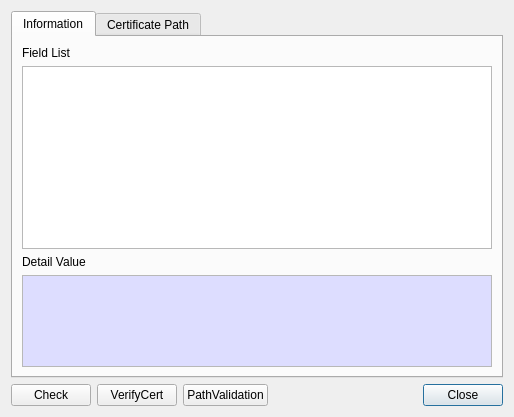
The window that CertMan/cert_info_dlg.ui (jykim74/CertMan) describes before a commit, drawn with Qt 5.
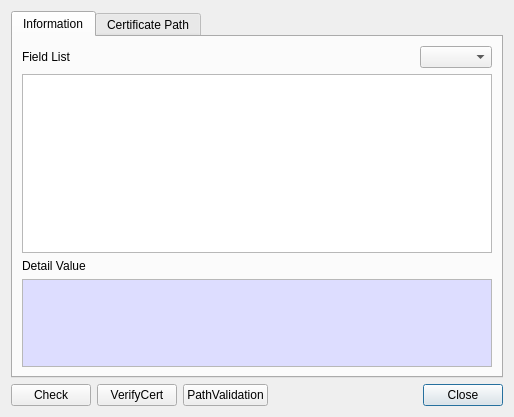
The same window after the commit.

Diff of the .ui file:
```diff
--- a/CertMan/cert_info_dlg.ui
+++ b/CertMan/cert_info_dlg.ui
@@ -24,24 +24,7 @@
        <string>Information</string>
       </attribute>
       <layout class="QGridLayout" name="gridLayout_2">
-       <item row="0" column="0">
-        <widget class="QLabel" name="label">
-         <property name="text">
-          <string>Field List</string>
-         </property>
-        </widget>
-       </item>
-       <item row="1" column="0">
-        <widget class="QTableWidget" name="mFieldTable"/>
-       </item>
-       <item row="2" column="0">
-        <widget class="QLabel" name="label_2">
-         <property name="text">
-          <string>Detail Value</string>
-         </property>
-        </widget>
-       </item>
-       <item row="3" column="0">
+       <item row="4" column="0">
         <widget class="QPlainTextEdit" name="mDetailText">
          <property name="maximumSize">
           <size>
@@ -91,6 +74,46 @@
          </property>
         </widget>
        </item>
+       <item row="3" column="0">
+        <widget class="QLabel" name="label_2">
+         <property name="text">
+          <string>Detail Value</string>
+         </property>
+        </widget>
+       </item>
+       <item row="2" column="0">
+        <widget class="QTableWidget" name="mFieldTable"/>
+       </item>
+       <item row="0" column="0">
+        <layout class="QGridLayout" name="gridLayout_4">
+         <property name="topMargin">
+          <number>0</number>
+         </property>
+         <item row="0" column="2">
+          <widget class="QComboBox" name="mFieldTypeCombo"/>
+         </item>
+         <item row="0" column="0">
+          <widget class="QLabel" name="label">
+           <property name="text">
+            <string>Field List</string>
+           </property>
+          </widget>
+         </item>
+         <item row="0" column="1">
+          <spacer name="horizontalSpacer_2">
+           <property name="orientation">
+            <enum>Qt::Horizontal</enum>
+           </property>
+           <property name="sizeHint" stdset="0">
+            <size>
+             <width>40</width>
+             <height>20</height>
+            </size>
+           </property>
+          </spacer>
+         </item>
+        </layout>
+       </item>
       </layout>
      </widget>
      <widget class="QWidget" name="tab_2">
```
